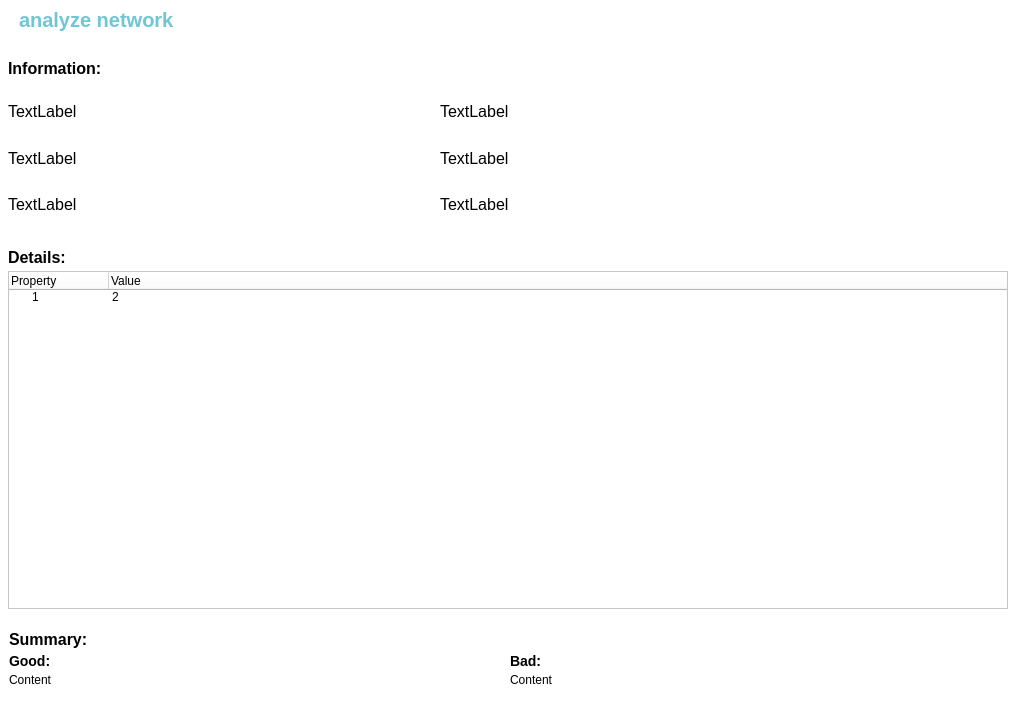
Above: pages/analyze/analyze.ui from nguyenduchuy-22NS024/wifi-security-analyzer before the change. Below: the same form after it.
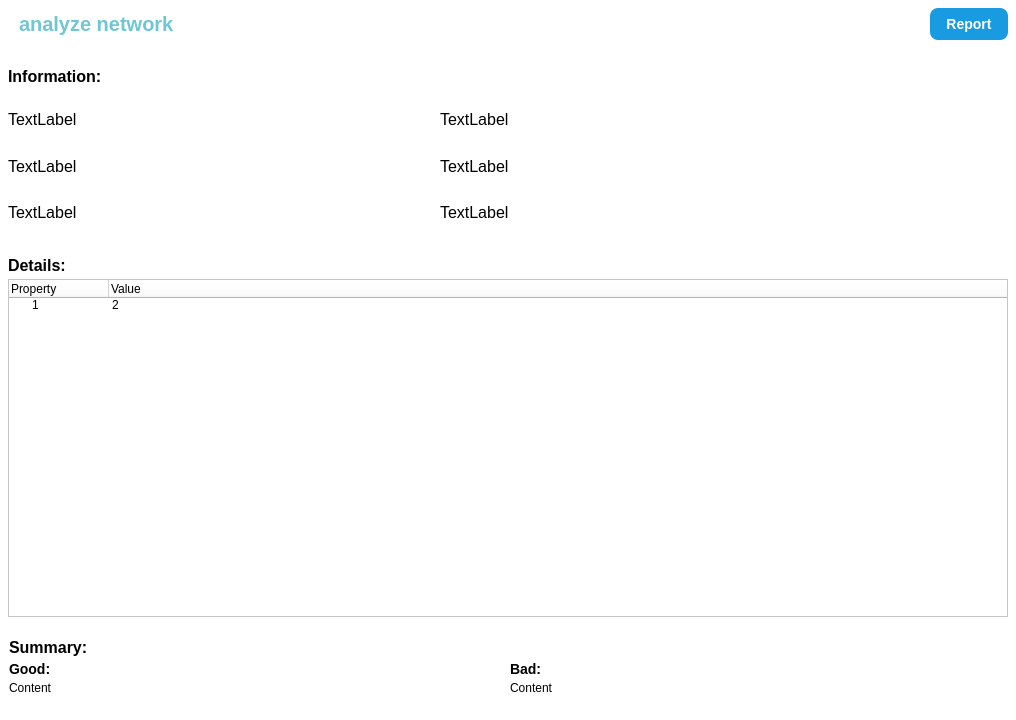
That is the form after the change. Icons and pictures are not drawn.

Patch:
```diff
--- a/pages/analyze/analyze.ui
+++ b/pages/analyze/analyze.ui
@@ -70,6 +70,16 @@
 	text-transform: uppercase;
 	font-weight: bold;
 	color: #6fc6d4;
+}
+
+#btnReport {
+	padding: 8px 16px;
+	font-size: 14px;
+	background-color: #199be2;
+	color: #ffffff;
+	border: none;
+	border-radius: 8px;
+	font-weight: bold;
 }</string>
         </property>
         <property name="frameShape">
@@ -127,6 +137,16 @@
            </property>
           </spacer>
          </item>
+         <item>
+          <widget class="QPushButton" name="btnReport">
+           <property name="cursor">
+            <cursorShape>PointingHandCursor</cursorShape>
+           </property>
+           <property name="text">
+            <string>Report</string>
+           </property>
+          </widget>
+         </item>
         </layout>
        </widget>
       </item>
@@ -467,7 +487,7 @@
                        <item>
                         <widget class="QFrame" name="frInfo2">
                          <property name="styleSheet">
-                          <string notr="true">#lblSSID, #lblBSSID, #lblSecurity, #lblFreqChan, #lblInterface, #lblScore {
+                          <string notr="true">#lblSSID, #lblBSSID, #lblSecurity, #lblFreqChan, #lblBand, #lblScore {
 	font-size: 16px;
 }</string>
                          </property>
@@ -501,7 +521,7 @@
                            </widget>
                           </item>
                           <item>
-                           <widget class="QLabel" name="lblInterface">
+                           <widget class="QLabel" name="lblBand">
                             <property name="text">
                              <string>TextLabel</string>
                             </property>
```
